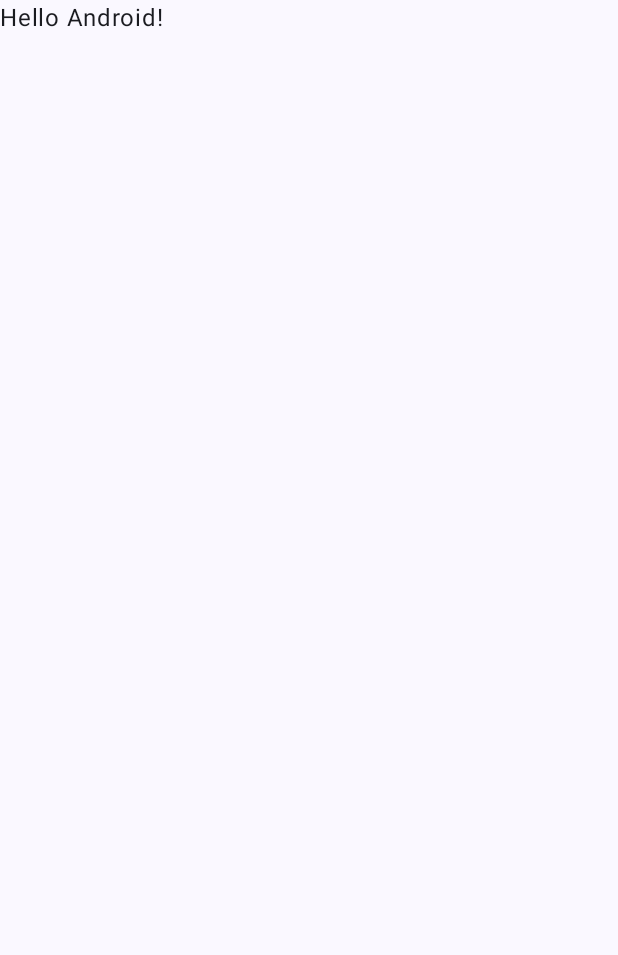
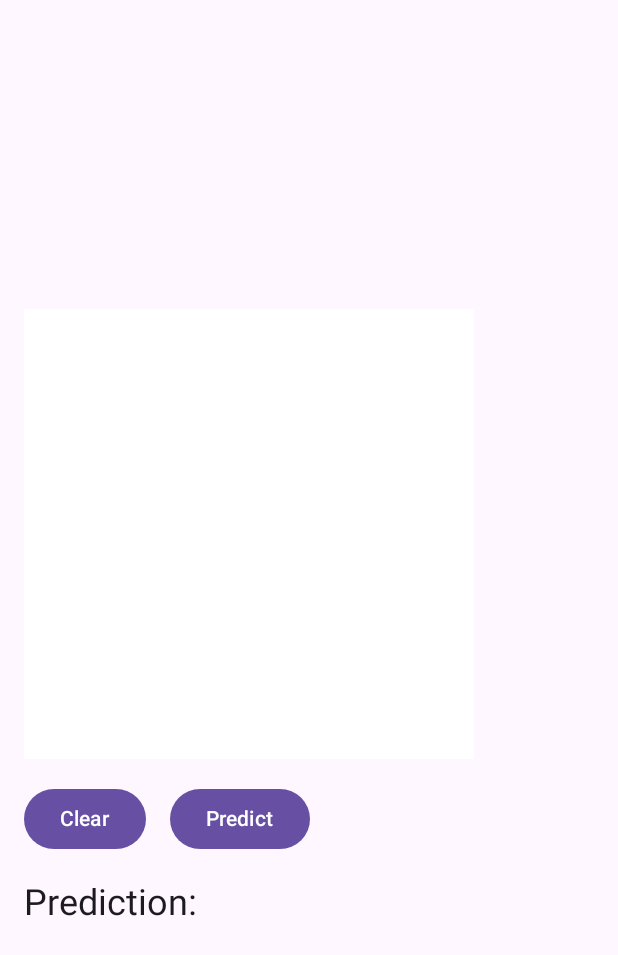
Before and after one commit to SoumyaBhaiya/NumberRecognizer, an Android app built with Jetpack Compose: the screen it shows after launch (MainActivity), on a phone screen of 412 x 824 dp. Before the commit the part shown is almost empty. Shown: the top 955 px of the screen. Run offline under Robolectric (Android 15) with nearby library versions, the phone set to English and light mode, and no system bars.

Commit message:
Updated the code for the app

```diff
--- a/NumberRecognizerApp/app/build.gradle.kts
+++ b/NumberRecognizerApp/app/build.gradle.kts
@@ -49,6 +49,10 @@ dependencies {
     implementation(libs.androidx.ui.graphics)
     implementation(libs.androidx.ui.tooling.preview)
     implementation(libs.androidx.material3)
+    // Networking
+    implementation("com.squareup.okhttp3:okhttp:4.12.0")
+    implementation("com.google.code.gson:gson:2.11.0")
+
     testImplementation(libs.junit)
     androidTestImplementation(libs.androidx.junit)
     androidTestImplementation(libs.androidx.espresso.core)
--- a/NumberRecognizerApp/app/src/main/java/com/example/numberrecognizerapp/MainActivity.kt
+++ b/NumberRecognizerApp/app/src/main/java/com/example/numberrecognizerapp/MainActivity.kt
@@ -1,47 +1,158 @@
 package com.example.numberrecognizerapp
 
+import android.graphics.Bitmap
+import android.graphics.Canvas
+import android.graphics.Color
+import android.graphics.Paint
 import android.os.Bundle
 import androidx.activity.ComponentActivity
 import androidx.activity.compose.setContent
-import androidx.activity.enableEdgeToEdge
-import androidx.compose.foundation.layout.fillMaxSize
-import androidx.compose.foundation.layout.padding
-import androidx.compose.material3.Scaffold
+import androidx.compose.foundation.Canvas
+import androidx.compose.foundation.background
+import androidx.compose.foundation.gestures.detectDragGestures
+import androidx.compose.foundation.layout.*
+import androidx.compose.material3.Button
+import androidx.compose.material3.MaterialTheme
+import androidx.compose.material3.Surface
 import androidx.compose.material3.Text
-import androidx.compose.runtime.Composable
+import androidx.compose.runtime.*
 import androidx.compose.ui.Modifier
-import androidx.compose.ui.tooling.preview.Preview
-import com.example.numberrecognizerapp.ui.theme.NumberRecognizerAppTheme
+import androidx.compose.ui.geometry.Offset
+import androidx.compose.ui.graphics.Color.Companion.Black
+import androidx.compose.ui.input.pointer.pointerInput
+import androidx.compose.ui.unit.dp
+import kotlinx.coroutines.CoroutineScope
+import kotlinx.coroutines.Dispatchers
+import kotlinx.coroutines.launch
+import kotlinx.coroutines.withContext
+import okhttp3.MediaType.Companion.toMediaTypeOrNull
+import okhttp3.MultipartBody
+import okhttp3.OkHttpClient
+import okhttp3.Request
+import okhttp3.RequestBody
+import org.json.JSONObject
+import java.io.ByteArrayOutputStream
+import java.util.concurrent.TimeUnit
+import androidx.core.graphics.createBitmap
 
 class MainActivity : ComponentActivity() {
     override fun onCreate(savedInstanceState: Bundle?) {
         super.onCreate(savedInstanceState)
-        enableEdgeToEdge()
         setContent {
-            NumberRecognizerAppTheme {
-                Scaffold(modifier = Modifier.fillMaxSize()) { innerPadding ->
-                    Greeting(
-                        name = "Android",
-                        modifier = Modifier.padding(innerPadding)
-                    )
+            MaterialTheme {
+                Surface(modifier = Modifier.fillMaxSize()) {
+                    DrawingScreen()
                 }
             }
         }
     }
 }
 
+data class Stroke(val start: Offset, val end: Offset)
+
 @Composable
-fun Greeting(name: String, modifier: Modifier = Modifier) {
-    Text(
-        text = "Hello $name!",
-        modifier = modifier
-    )
+fun DrawingScreen() {
+    var strokes by remember { mutableStateOf(listOf<Stroke>()) }
+    var lastPoint by remember { mutableStateOf<Offset?>(null) }
+    var prediction by remember { mutableStateOf("Prediction: ") }
+
+    Column(
+        modifier = Modifier
+            .fillMaxSize()
+            .padding(16.dp),
+        verticalArrangement = Arrangement.Center
+    ) {
+        Box(
+            modifier = Modifier
+                .size(300.dp)
+                .background(androidx.compose.ui.graphics.Color.White)
+        ) {
+            Canvas(
+                modifier = Modifier
+                    .matchParentSize()
+                    .pointerInput(Unit) {
+                        detectDragGestures(
+                            onDragStart = { offset -> lastPoint = offset },
+                            onDragEnd = { lastPoint = null },
+                            onDragCancel = { lastPoint = null },
+                            onDrag = { change, _ ->
+                                val prev = lastPoint
+                                if (prev != null) {
+                                    strokes = strokes + Stroke(prev, change.position)
+                                }
+                                lastPoint = change.position
+                            }
+                        )
+                    }
+            ) {
+                for (s in strokes) {
+                    drawLine(Black, s.start, s.end, strokeWidth = 20f)
+                }
+            }
+        }
+
+        Spacer(modifier = Modifier.height(16.dp))
+
+        Row(horizontalArrangement = Arrangement.spacedBy(16.dp)) {
+            Button(onClick = { strokes = emptyList() }) {
+                Text("Clear")
+            }
+
+            Button(onClick = {
+                CoroutineScope(Dispatchers.IO).launch {
+                    val result = sendToServer(strokes)
+                    withContext(Dispatchers.Main) {
+                        prediction = "Prediction: $result"
+                    }
+                }
+            }) {
+                Text("Predict")
+            }
+        }
+
+        Spacer(modifier = Modifier.height(16.dp))
+
+        Text(text = prediction, style = MaterialTheme.typography.headlineSmall)
+    }
 }
 
-@Preview(showBackground = true)
-@Composable
-fun GreetingPreview() {
-    NumberRecognizerAppTheme {
-        Greeting("Android")
+private fun sendToServer(strokes: List<Stroke>): String {
+    // Convert strokes to Bitmap
+    val bitmap = createBitmap(300, 300)
+    val canvas = Canvas(bitmap)
+    canvas.drawColor(Color.WHITE)
+    val paint = Paint().apply {
+        color = Color.BLACK
+        style = Paint.Style.STROKE
+        strokeWidth = 20f
     }
+
+    for (s in strokes) {
+        canvas.drawLine(s.start.x, s.start.y, s.end.x, s.end.y, paint)
+    }
+
+    val stream = ByteArrayOutputStream()
+    bitmap.compress(Bitmap.CompressFormat.PNG, 100, stream)
+    val byteArray = stream.toByteArray()
+
+    // HTTP client with timeout
+    val client = OkHttpClient.Builder()
+        .callTimeout(10, TimeUnit.SECONDS)
+        .build()
+
+    val body = MultipartBody.Builder().setType(MultipartBody.FORM)
+        .addFormDataPart(
+            "file", "drawing.png",
+            RequestBody.create("image/png".toMediaTypeOrNull(), byteArray)
+        )
+        .build()
+
+    val request = Request.Builder()
+        .url("http://10.0.2.2:8000/predict") // emulator -> localhost:8000
+        .post(body)
+        .build()
+
+    val response = client.newCall(request).execute()
+    val json = JSONObject(response.body?.string() ?: "{}")
+    return json.optString("prediction", "error")
 }
```
